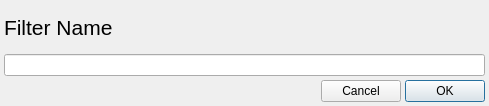
Above: Source/Applications/PluginMaker/UI_Files/AddFilterWidget.ui from BlueQuartzSoftware/DREAM3D before the change. Below: the same form after it.
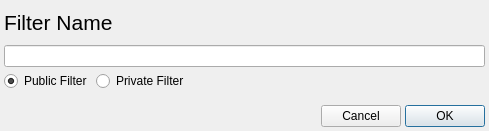
That is the form after the change.

```diff
--- a/Source/Applications/PluginMaker/UI_Files/AddFilterWidget.ui
+++ b/Source/Applications/PluginMaker/UI_Files/AddFilterWidget.ui
@@ -7,7 +7,7 @@
     <x>0</x>
     <y>0</y>
     <width>489</width>
-    <height>106</height>
+    <height>131</height>
    </rect>
   </property>
   <property name="sizePolicy">
@@ -46,6 +46,43 @@
      <item>
       <widget class="QLineEdit" name="filterName"/>
      </item>
+     <item>
+      <layout class="QHBoxLayout" name="horizontalLayout_2">
+       <property name="bottomMargin">
+        <number>10</number>
+       </property>
+       <item>
+        <widget class="QRadioButton" name="privateFilter">
+         <property name="text">
+          <string>Public Filter</string>
+         </property>
+         <property name="checked">
+          <bool>true</bool>
+         </property>
+        </widget>
+       </item>
+       <item>
+        <widget class="QRadioButton" name="publicFilter">
+         <property name="text">
+          <string>Private Filter</string>
+         </property>
+        </widget>
+       </item>
+       <item>
+        <spacer name="horizontalSpacer_2">
+         <property name="orientation">
+          <enum>Qt::Horizontal</enum>
+         </property>
+         <property name="sizeHint" stdset="0">
+          <size>
+           <width>40</width>
+           <height>20</height>
+          </size>
+         </property>
+        </spacer>
+       </item>
+      </layout>
+     </item>
     </layout>
    </item>
    <item>
```
